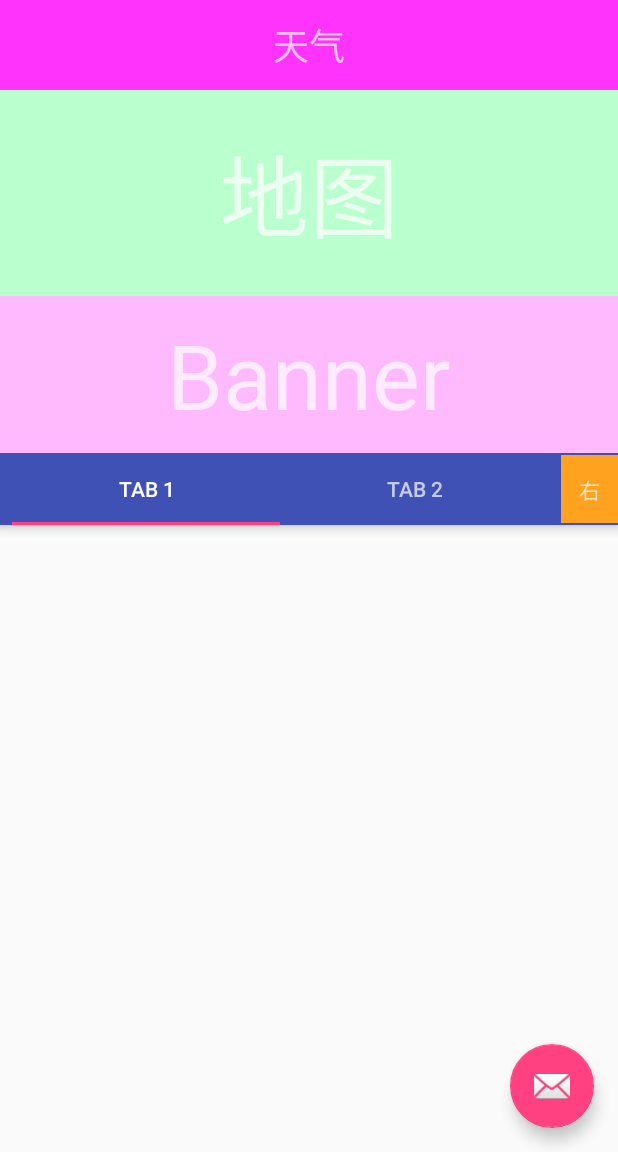
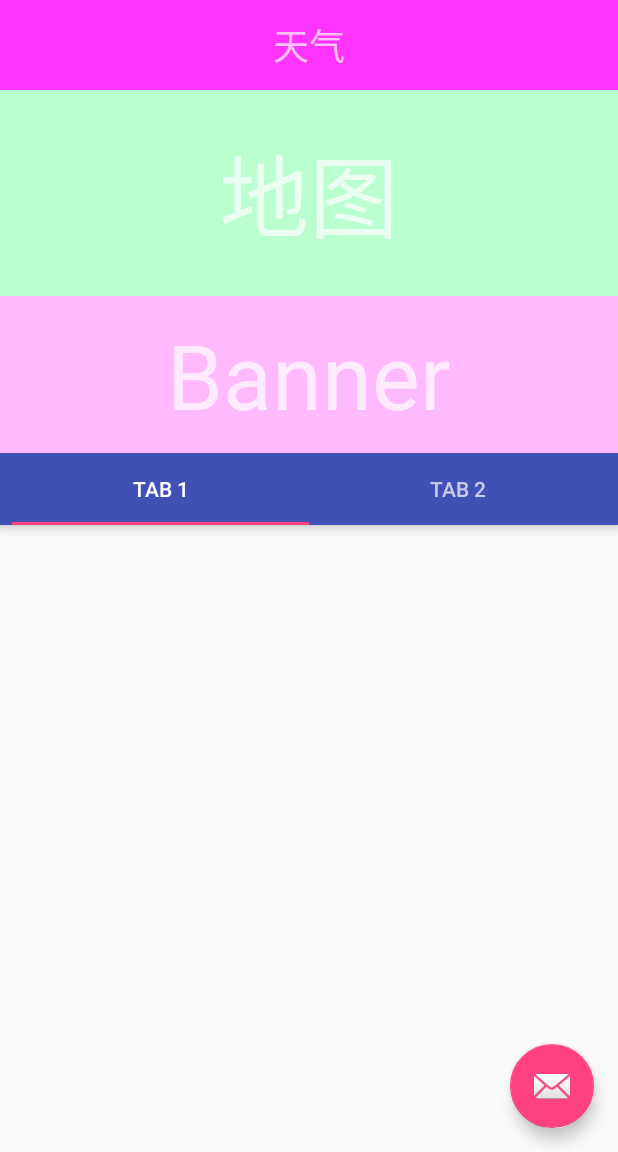
Before and after one commit to dyguests/K6Demo, an Android app: the screen it shows after launch (MainActivity), on a phone screen of 412 x 824 dp, the part 84-1236 px from its top. Run offline under Robolectric (Android 15) with nearby library versions, the phone set to English and light mode, and no system bars; libraries missing offline, so code that uses them is left out: com.chad.library; 1 statement that could not run was skipped.

Commit message:
6.0 tabs 展开 交互 动效 90%

```diff
--- a/app/src/main/java/com/fanhl/k6demo/MainActivity.kt
+++ b/app/src/main/java/com/fanhl/k6demo/MainActivity.kt
@@ -52,10 +52,16 @@ class MainActivity : AppCompatActivity() {
             Log.d(TAG, "onCreate collapsedParent:" + collapsedParent)
 
             ll_tabs.apply {
-                val leftLayoutParams = (ll_tabs_left.layoutParams as LinearLayout.LayoutParams).apply {
-                    leftMargin = (ll_tabs_left.width * (collapsedParent - 1)).toInt()
+                ll_tabs_left.apply widthProvider@ {
+                    layoutParams = (layoutParams as LinearLayout.LayoutParams).apply {
+                        leftMargin = (this@widthProvider.width * (collapsedParent - 1)).toInt()
+                    }
                 }
-                ll_tabs_left.layoutParams = leftLayoutParams
+                ll_tabs_right.apply widthProvider@ {
+                    layoutParams = (layoutParams as LinearLayout.LayoutParams).apply {
+                        rightMargin = (this@widthProvider.width * (collapsedParent - 1)).toInt()
+                    }
+                }
             }
         }
 
```
